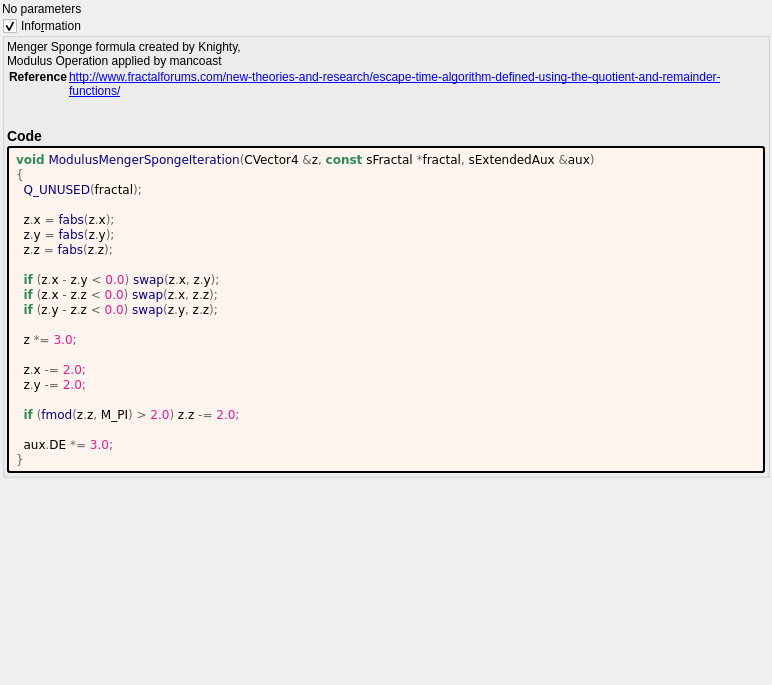
The window that mandelbulber2/formula/ui/modulus_menger_sponge.ui (buddhi1980/mandelbulber2) describes before a commit, drawn with Qt 5.
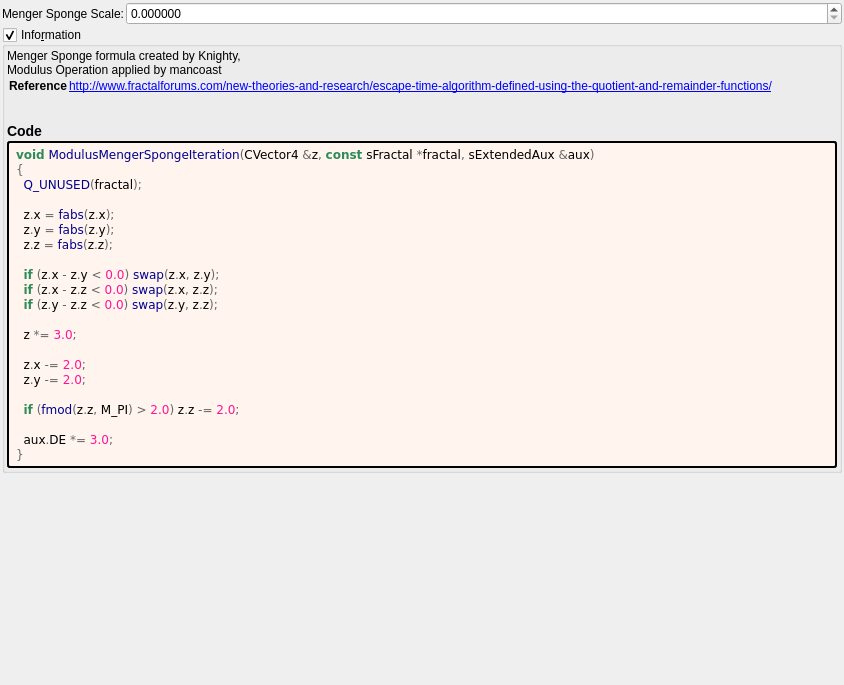
The same window after the commit. Custom widgets are drawn as their Qt base class.

Commit message:
Added scale to menger_sponge.ui Added scale to modulus menger_sponge.ui
  Updated ref to David Makin3d2Iteration

Diff of the .ui file:
```diff
--- a/mandelbulber2/formula/ui/modulus_menger_sponge.ui
+++ b/mandelbulber2/formula/ui/modulus_menger_sponge.ui
@@ -6,7 +6,7 @@
    <rect>
     <x>0</x>
     <y>0</y>
-    <width>772</width>
+    <width>844</width>
     <height>685</height>
    </rect>
   </property>
@@ -30,11 +30,46 @@
     <number>2</number>
    </property>
    <item>
-    <widget class="QLabel" name="label">
-     <property name="text">
-      <string>No parameters</string>
+    <layout class="QGridLayout" name="gridLayout_63" columnstretch="0,0,1">
+     <property name="spacing">
+      <number>2</number>
      </property>
-    </widget>
+     <item row="2" column="2">
+      <widget class="MyDoubleSpinBox" name="spinbox_transf_scale_3">
+       <property name="sizePolicy">
+        <sizepolicy hsizetype="Minimum" vsizetype="Maximum">
+         <horstretch>0</horstretch>
+         <verstretch>0</verstretch>
+        </sizepolicy>
+       </property>
+       <property name="prefix">
+        <string/>
+       </property>
+       <property name="suffix">
+        <string/>
+       </property>
+       <property name="decimals">
+        <number>6</number>
+       </property>
+       <property name="minimum">
+        <double>0.000000000000000</double>
+       </property>
+       <property name="maximum">
+        <double>99.989999999999995</double>
+       </property>
+       <property name="singleStep">
+        <double>0.100000000000000</double>
+       </property>
+      </widget>
+     </item>
+     <item row="2" column="1">
+      <widget class="QLabel" name="label_64">
+       <property name="text">
+        <string>Menger Sponge Scale:</string>
+       </property>
+      </widget>
+     </item>
+    </layout>
    </item>
    <item>
     <widget class="MyGroupBox" name="groupCheck_info">
@@ -150,6 +185,11 @@
    <header>my_group_box.h</header>
    <container>1</container>
   </customwidget>
+  <customwidget>
+   <class>MyDoubleSpinBox</class>
+   <extends>QDoubleSpinBox</extends>
+   <header>my_double_spin_box.h</header>
+  </customwidget>
  </customwidgets>
  <tabstops>
   <tabstop>groupCheck_info</tabstop>
```
Left out of the diff: 2 changed lines with no effect on the pictures. The commit also changes 2 other files.
